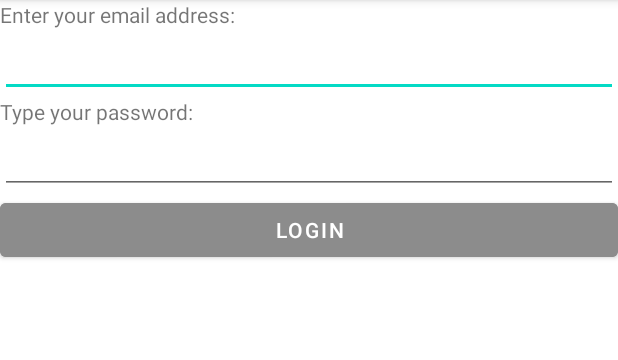
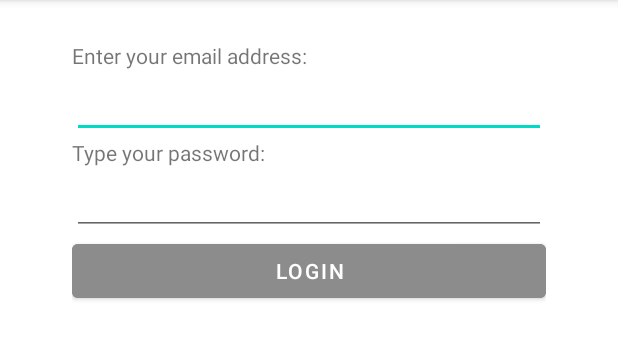
Before and after one commit to JediStamp/AndroidLabs, an Android app: the screen it shows after launch (FirstActivity), on a phone screen of 412 x 824 dp, the part 84-444 px from its top. Run offline under Robolectric (Android 15) with nearby library versions, the phone set to English and light mode, and no system bars.

Commit message:
Lab6 - TV

```diff
--- a/app/src/main/res/layout/activity_chat_room.xml
+++ b/app/src/main/res/layout/activity_chat_room.xml
@@ -2,7 +2,11 @@
 <RelativeLayout xmlns:android="http://schemas.android.com/apk/res/android"
     android:orientation="vertical"
     android:layout_width="match_parent"
-    android:layout_height="match_parent">
+    android:layout_height="match_parent"
+    android:layout_marginTop="27dp"
+    android:layout_marginBottom="27dp"
+    android:layout_marginLeft="48dp"
+    android:layout_marginRight="48dp">
 
     <androidx.swiperefreshlayout.widget.SwipeRefreshLayout
         android:id="@+id/refresher"
--- a/app/src/main/res/layout/activity_profile.xml
+++ b/app/src/main/res/layout/activity_profile.xml
@@ -2,6 +2,10 @@
 <LinearLayout xmlns:android="http://schemas.android.com/apk/res/android"
     android:layout_width="match_parent"
     android:layout_height="match_parent"
+    android:layout_marginTop="27dp"
+    android:layout_marginBottom="27dp"
+    android:layout_marginLeft="48dp"
+    android:layout_marginRight="48dp"
     android:orientation="vertical">
 
     <TextView
--- a/app/src/main/res/layout/activity_weather_forcast.xml
+++ b/app/src/main/res/layout/activity_weather_forcast.xml
@@ -4,6 +4,10 @@
     xmlns:tools="http://schemas.android.com/tools"
     android:layout_width="match_parent"
     android:layout_height="match_parent"
+    android:layout_marginTop="27dp"
+    android:layout_marginBottom="27dp"
+    android:layout_marginLeft="48dp"
+    android:layout_marginRight="48dp"
     tools:context=".WeatherForcastActivity">
 
 
--- a/app/src/main/res/layout/first_activity.xml
+++ b/app/src/main/res/layout/first_activity.xml
@@ -2,6 +2,10 @@
 <LinearLayout xmlns:android="http://schemas.android.com/apk/res/android"
     android:layout_width="match_parent"
     android:layout_height="match_parent"
+    android:layout_marginTop="27dp"
+    android:layout_marginBottom="27dp"
+    android:layout_marginLeft="48dp"
+    android:layout_marginRight="48dp"
     android:orientation="vertical">
 
     <TextView
@@ -15,6 +19,10 @@
         android:layout_width="match_parent"
         android:layout_height="wrap_content"
         android:inputType="textEmailAddress"
+        android:nextFocusDown="@id/editTextPWD"
+        android:nextFocusUp="@id/buttonLogin"
+        android:nextFocusRight="@id/editTextPWD"
+        android:nextFocusLeft="@id/buttonLogin"
         android:text="@string/editTextEmailString"/>
 
     <TextView
@@ -27,6 +35,10 @@
         android:id="@+id/editTextPWD"
         android:layout_width="match_parent"
         android:layout_height="wrap_content"
+        android:nextFocusDown="@id/buttonLogin"
+        android:nextFocusUp="@id/editTextEmail"
+        android:nextFocusRight="@id/buttonLogin"
+        android:nextFocusLeft="@id/editTextEmail"
         android:inputType="textPassword"/>
 
     <Button
@@ -34,6 +46,10 @@
         android:backgroundTint="@color/grey"
         android:layout_width="match_parent"
         android:layout_height="wrap_content"
+        android:nextFocusDown="@id/buttonLogin"
+        android:nextFocusUp="@id/editTextPWD"
+        android:nextFocusRight="@id/buttonLogin"
+        android:nextFocusLeft="@id/editTextPWD"
         android:text="@string/ButtonLoginText" />
 
 </LinearLayout>
```
Also changed, not shown: app/src/main/AndroidManifest.xml (+8 -2 lines).
